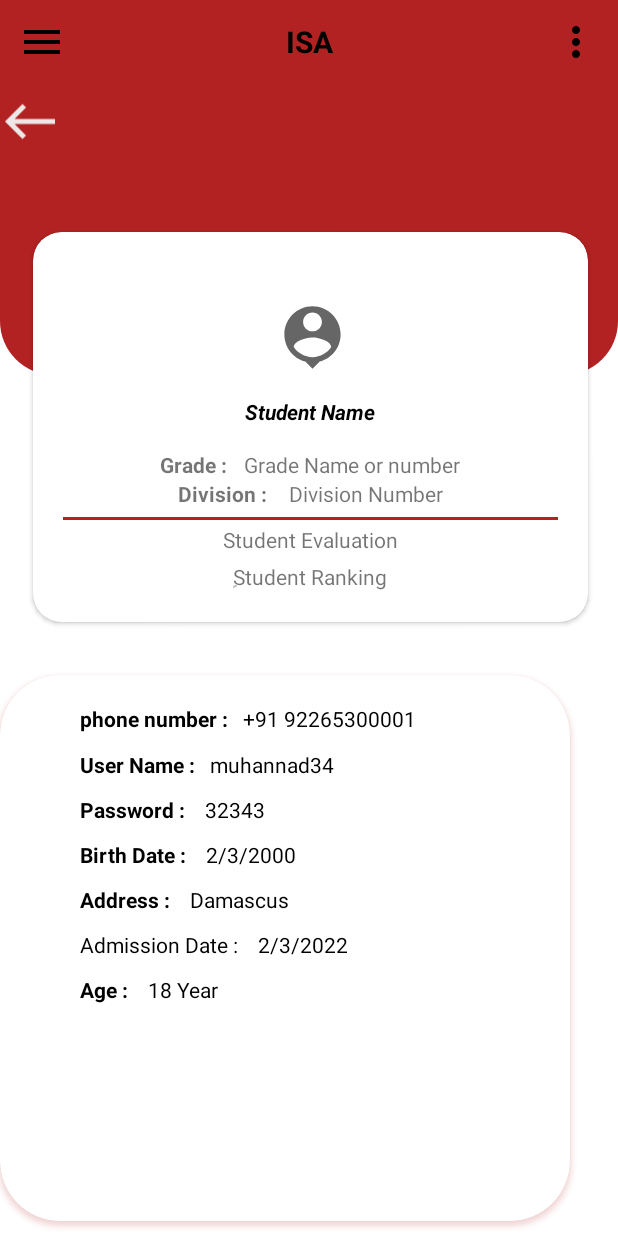
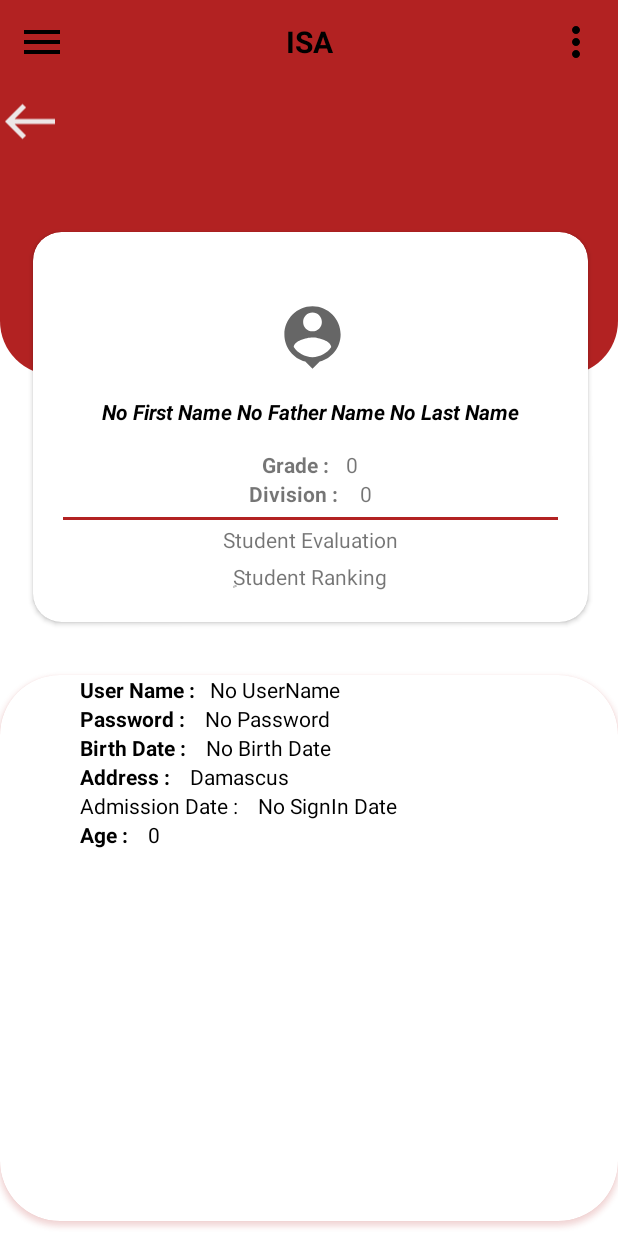
Before and after one commit to Muhannad-abu-jaish/SchoolApp, an Android app: the PersonalProfile screen opened directly, with no data from a screen before it, on a phone screen of 412 x 824 dp. Run offline under Robolectric (Android 15) with nearby library versions, the phone set to English and light mode, and no system bars.

Commit message:
إضافة الملف الشخصي للطالب

```diff
--- a/app/src/main/java/com/example/project_2_student/View/PersonalProfile.java
+++ b/app/src/main/java/com/example/project_2_student/View/PersonalProfile.java
@@ -1,9 +1,12 @@
 package com.example.project_2_student.View;
+
 
 import androidx.appcompat.app.AppCompatActivity;
 import androidx.drawerlayout.widget.DrawerLayout;
 
+import android.content.SharedPreferences;
 import android.os.Bundle;
+import android.preference.PreferenceManager;
 import android.view.View;
 import android.widget.ImageView;
 import android.widget.TextView;
@@ -15,6 +18,8 @@ public class PersonalProfile extends AppCompatActivity {
 
     DrawerLayout drawerLayout;
 
+    SharedPreferences sharedPreferences ;
+    SharedPreferences.Editor editor;
 
     ImageView personal_profile_move_back_iv , personal_profile_student_photo_iv;
     TextView personal_profile_student_name_tv , personal_profile_grade_number_tv , personal_profile_division_number_tv;
@@ -27,20 +32,19 @@ public class PersonalProfile extends AppCompatActivity {
         setContentView(R.layout.activity_personal_profile);
 
         init();
-        setPersonalInformation();
+        getPersonalInformation();
 
 
 
     }//End of onCreate
 
-    private void setPersonalInformation()
-    {
-
-    }
 
     public void init()
     {
         drawerLayout = findViewById(R.id.personal_profile_drawer_layout);
+
+        sharedPreferences = getSharedPreferences("StudentData",MODE_PRIVATE);
+        editor = sharedPreferences.edit();
 
         personal_profile_move_back_iv =(ImageView) findViewById(R.id.personal_profile_ll_move_back);
         clickToBack();
@@ -49,13 +53,54 @@ public class PersonalProfile extends AppCompatActivity {
         personal_profile_student_name_tv=findViewById(R.id.personal_profile_ll2_student_name_tv);
         personal_profile_grade_number_tv=findViewById(R.id.personal_profile_ll2_cv_ll_ll_grade_number_tv);
         personal_profile_division_number_tv=findViewById(R.id.personal_profile_ll2_cv_ll2_division_number_tv);
-        personal_profile_phone_number_tv=findViewById(R.id.personal_profile_rl_cv_ll_phone_number_tv);
         personal_profile_username_tv=findViewById(R.id.personal_profile_rl_cv_ll2_username_tv);
         personal_profile_password_tv=findViewById(R.id.personal_profile_rl_cv_ll3_password_tv);
         personal_profile_birth_date_tv=findViewById(R.id.personal_profile_rl_cv_ll4_birth_date_tv);
         personal_profile_address_tv=findViewById(R.id.personal_profile_rl_cv_ll5_address_tv);
         personal_profile_admission_date_tv=findViewById(R.id.personal_profile_rl_cv_ll6_admission_date_tv);
         personal_profile_age_tv=findViewById(R.id.personal_profile_rl_cv_ll7_age_tv);
+
+    }//End on init
+
+
+    public void getPersonalInformation()
+    {
+        String first_name = sharedPreferences.getString(LoginActivity.FIRST_NAME,"No First Name");
+        String last_name = sharedPreferences.getString(LoginActivity.LAST_NAME,"No Last Name");
+        String father_name = sharedPreferences.getString(LoginActivity.FATHER_NAME,"No Father Name");
+        int age = sharedPreferences.getInt(LoginActivity.AGE,0);
+        String user_name = sharedPreferences.getString(LoginActivity.USER_NAME,"No UserName");
+        String password = sharedPreferences.getString(LoginActivity.PASSWORD,"No Password");
+        String signin_date = sharedPreferences.getString(LoginActivity.SIGNIN_DATE,"No SignIn Date");
+        String birth_date = sharedPreferences.getString(LoginActivity.BIRTH_DATE,"No Birth Date");
+        int class_number = sharedPreferences.getInt(LoginActivity.NAME_CLASS,0);
+        int section_number = sharedPreferences.getInt(LoginActivity.NAME_SEC,0);
+
+        setOnProfile(first_name,father_name,last_name,age,user_name,password,signin_date,birth_date,class_number,section_number);
+
+    }//End of getProfileInformation
+
+
+    public void setOnProfile(String first_name ,String father_name,String last_name,int age,String user_name,String password,String signin_date,String birth_date,int class_number,int section_number )
+    {
+
+        String student_name = first_name + " " + father_name + " " + last_name;
+        String ageString = String.valueOf(age);
+        String class_numberString = String.valueOf(class_number);
+        String section_numberString = String.valueOf(section_number);
+
+
+
+        personal_profile_student_name_tv.setText(student_name);
+        personal_profile_grade_number_tv.setText(class_numberString);
+        personal_profile_division_number_tv.setText(section_numberString);
+        personal_profile_username_tv.setText(user_name);
+        personal_profile_password_tv.setText(password);
+        personal_profile_birth_date_tv.setText(birth_date);
+        personal_profile_admission_date_tv.setText(signin_date);
+        personal_profile_age_tv.setText(ageString);
+
+
     }
 
     public void clickToBack()
--- a/app/src/main/res/layout/activity_personal_profile.xml
+++ b/app/src/main/res/layout/activity_personal_profile.xml
@@ -178,8 +178,8 @@
 
         <androidx.cardview.widget.CardView
             android:id="@+id/personal_profile_rl_cv"
-            android:layout_width="380dp"
-            android:layout_height="410dp"
+            android:layout_width="match_parent"
+            android:layout_height="match_parent"
             android:layout_alignParentStart="true"
             android:layout_centerVertical="true"
             android:layout_marginStart="0dp"
@@ -191,8 +191,11 @@
             android:outlineSpotShadowColor="@color/FireBrick"
             app:cardCornerRadius="40sp">
 
-
             <LinearLayout
+                android:layout_width="wrap_content"
+                android:layout_height="wrap_content"
+                android:orientation="vertical">
+                <!-- <LinearLayout
                 android:id="@+id/personal_profile_rl_cv_ll"
                 android:layout_width="match_parent"
                 android:layout_height="wrap_content"
@@ -222,24 +225,23 @@
                     android:text="+91 92265300001"
                     android:textColor="@color/black" />
 
-            </LinearLayout>
+            </LinearLayout>-->
 
                 <LinearLayout
                     android:id="@+id/personal_profile_rl_cv_ll2"
                     android:layout_width="match_parent"
-                android:layout_height="wrap_content"
+                    android:layout_height="0dp"
+                    android:layout_weight="1"
                     android:orientation="horizontal">
 
                     <ImageView
                         android:layout_width="wrap_content"
                         android:layout_height="wrap_content"
-                    android:layout_marginTop="46dp"
                         android:paddingStart="23dp" />
 
                     <TextView
                         android:layout_width="wrap_content"
                         android:layout_height="wrap_content"
-                    android:layout_marginTop="50dp"
                         android:paddingStart="30dp"
                         android:text="User Name :"
                         android:textColor="@color/black"
@@ -249,7 +251,6 @@
                         android:id="@+id/personal_profile_rl_cv_ll2_username_tv"
                         android:layout_width="wrap_content"
                         android:layout_height="wrap_content"
-                    android:layout_marginTop="50dp"
                         android:paddingStart="10dp"
                         android:text="muhannad34"
                         android:textColor="@color/black" />
@@ -259,19 +260,19 @@
                 <LinearLayout
                     android:id="@+id/personal_profile_rl_cv_ll3"
                     android:layout_width="match_parent"
-                android:layout_height="wrap_content"
-                android:orientation="horizontal">
+                    android:layout_height="0dp"
+                    android:layout_weight="1"
+                    android:orientation="horizontal"
+                    >
 
                     <ImageView
                         android:layout_width="wrap_content"
                         android:layout_height="wrap_content"
-                    android:layout_marginTop="76dp"
                         android:paddingStart="23dp" />
 
                     <TextView
                         android:layout_width="wrap_content"
                         android:layout_height="wrap_content"
-                    android:layout_marginTop="80dp"
                         android:paddingStart="30dp"
                         android:text="Password : "
                         android:textColor="@color/black"
@@ -281,7 +282,6 @@
                         android:id="@+id/personal_profile_rl_cv_ll3_password_tv"
                         android:layout_width="wrap_content"
                         android:layout_height="wrap_content"
-                    android:layout_marginTop="80dp"
                         android:paddingStart="10dp"
                         android:text="32343"
                         android:textColor="@color/black" />
@@ -292,19 +292,18 @@
                 <LinearLayout
                     android:id="@+id/personal_profile_rl_cv_ll4"
                     android:layout_width="match_parent"
-                android:layout_height="wrap_content"
+                    android:layout_height="0dp"
+                    android:layout_weight="1"
                     android:orientation="horizontal">
 
                     <ImageView
                         android:layout_width="wrap_content"
                         android:layout_height="wrap_content"
-                    android:layout_marginTop="106dp"
                         android:paddingStart="23dp" />
 
                     <TextView
                         android:layout_width="wrap_content"
                         android:layout_height="wrap_content"
-                    android:layout_marginTop="110dp"
                         android:paddingStart="30dp"
                         android:text="Birth Date : "
                         android:textColor="@color/black"
@@ -314,8 +313,6 @@
                         android:id="@+id/personal_profile_rl_cv_ll4_birth_date_tv"
                         android:layout_width="wrap_content"
                         android:layout_height="wrap_content"
-                    android:layout_marginTop="110dp"
-
                         android:paddingStart="10dp"
                         android:text="2/3/2000"
                         android:textColor="@color/black" />
@@ -326,19 +323,18 @@
                 <LinearLayout
                     android:id="@+id/personal_profile_rl_cv_ll5"
                     android:layout_width="wrap_content"
-                android:layout_height="wrap_content"
+                    android:layout_height="0dp"
+                    android:layout_weight="1"
                     android:orientation="horizontal">
 
                     <ImageView
                         android:layout_width="wrap_content"
                         android:layout_height="wrap_content"
-                    android:layout_marginTop="136dp"
                         android:paddingStart="23dp" />
 
                     <TextView
                         android:layout_width="match_parent"
                         android:layout_height="wrap_content"
-                    android:layout_marginTop="140dp"
                         android:paddingStart="30dp"
                         android:text="Address : "
                         android:textColor="@color/black"
@@ -348,7 +344,6 @@
                         android:id="@+id/personal_profile_rl_cv_ll5_address_tv"
                         android:layout_width="match_parent"
                         android:layout_height="wrap_content"
-                    android:layout_marginTop="140dp"
                         android:paddingStart="10dp"
                         android:text="Damascus "
                         android:textColor="@color/black" />
@@ -360,19 +355,18 @@
                 <LinearLayout
                     android:id="@+id/personal_profile_rl_cv_ll6"
                     android:layout_width="wrap_content"
-                android:layout_height="wrap_content"
+                    android:layout_height="0dp"
+                    android:layout_weight="1"
                     android:orientation="horizontal">
 
                     <ImageView
                         android:layout_width="wrap_content"
                         android:layout_height="wrap_content"
-                    android:layout_marginTop="166dp"
                         android:paddingStart="23dp" />
 
                     <TextView
                         android:layout_width="match_parent"
                         android:layout_height="wrap_content"
-                    android:layout_marginTop="170dp"
                         android:paddingStart="30dp"
                         android:text="Admission Date : "
                         android:textColor="@color/black" />
@@ -381,7 +375,6 @@
                         android:id="@+id/personal_profile_rl_cv_ll6_admission_date_tv"
                         android:layout_width="match_parent"
                         android:layout_height="wrap_content"
-                    android:layout_marginTop="170dp"
                         android:paddingStart="10dp"
                         android:text="2/3/2022"
                         android:textColor="@color/black" />
@@ -392,19 +385,18 @@
                 <LinearLayout
                     android:id="@+id/personal_profile_rl_cv_ll7"
                     android:layout_width="wrap_content"
-                android:layout_height="wrap_content"
+                    android:layout_height="0dp"
+                    android:layout_weight="1"
                     android:orientation="horizontal">
 
                     <ImageView
                         android:layout_width="wrap_content"
                         android:layout_height="wrap_content"
-                    android:layout_marginTop="196dp"
                         android:paddingStart="23dp" />
 
                     <TextView
                         android:layout_width="match_parent"
                         android:layout_height="wrap_content"
-                    android:layout_marginTop="200dp"
                         android:paddingStart="30dp"
                         android:text="Age : "
                         android:textColor="@color/black"
@@ -414,11 +406,12 @@
                         android:id="@+id/personal_profile_rl_cv_ll7_age_tv"
                         android:layout_width="match_parent"
                         android:layout_height="wrap_content"
-                    android:layout_marginTop="200dp"
                         android:paddingStart="10dp"
                         android:text="18 Year "
                         android:textColor="@color/black" />
 
+
+                </LinearLayout>
 
             </LinearLayout>
         </androidx.cardview.widget.CardView>
```
Also changed, not shown: app/src/main/java/com/example/project_2_student/Models/Student.java (+5 -5 lines), app/src/main/java/com/example/project_2_student/View/LoginActivity.java (+43 -15 lines). Lines whose indentation alone changed are shown as unchanged.
